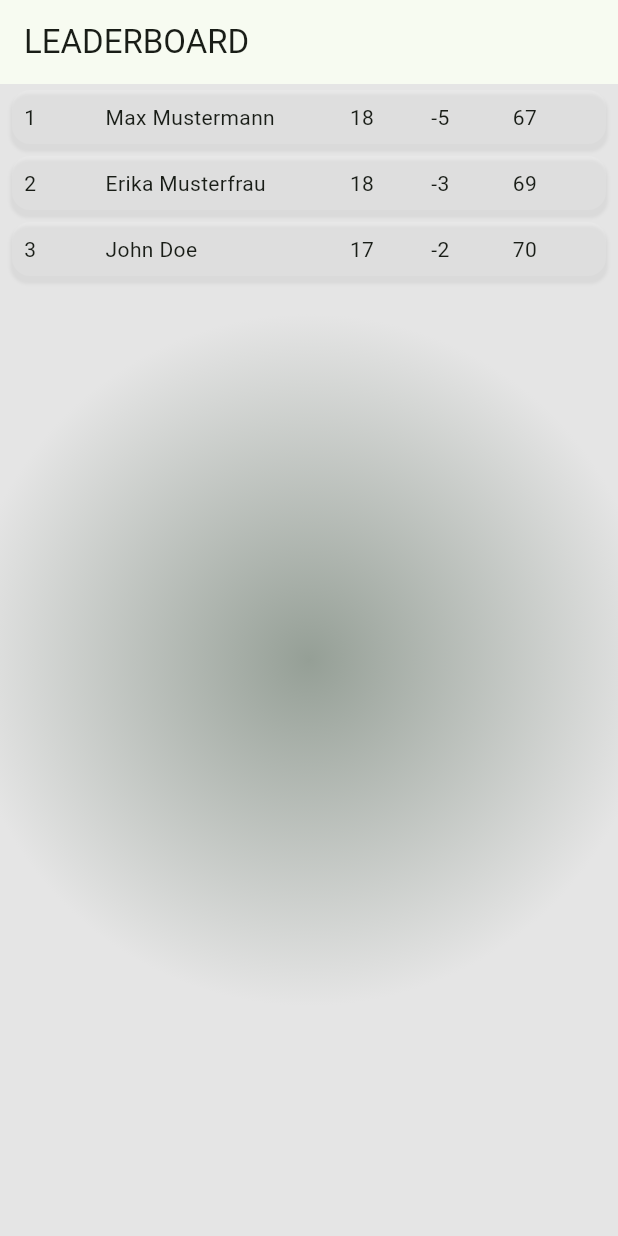
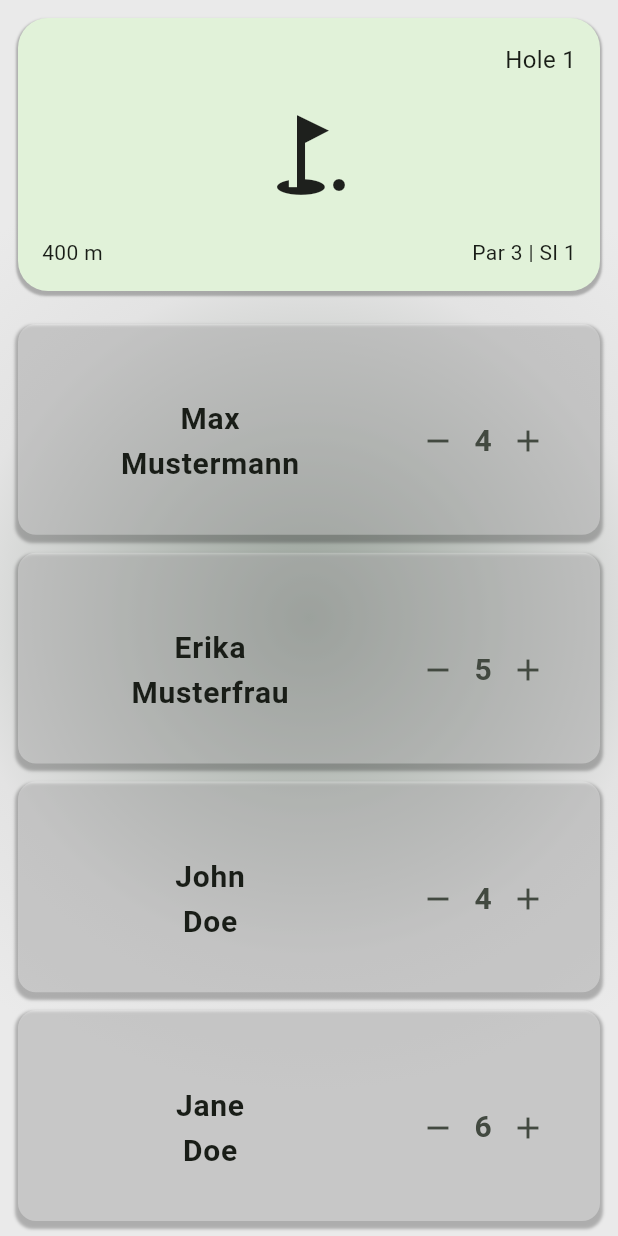
Before and after one commit to NicolasEmmel/livescoringfrontendv1, a Flutter app: the screen it shows after launch, on a phone screen of 412 x 824 dp. Run offline on Flutter 3.47's test engine with Material 3 defaults, Android fonts, the phone set to English and light mode, and no system bars.

Commit message:
ui chnages

```diff
--- a/lib/leaderboard.dart
+++ b/lib/leaderboard.dart
@@ -62,8 +62,8 @@ class LeaderboardPage extends StatelessWidget {
                     boxShadow: [
                       BoxShadow(
                         color: Color.fromRGBO(0, 0, 0, 0.05),
-                        blurRadius: 1,
-                        spreadRadius: 1,
+                        blurRadius: 0,
+                        spreadRadius: 2,
                         offset: Offset(0, 4)
                         )
                       ]
--- a/lib/main.dart
+++ b/lib/main.dart
@@ -1,4 +1,5 @@
 import 'package:flutter/material.dart';
+import 'package:livescoringfrontendv1/scoring.dart';
 import 'leaderboard.dart';
 
 void main() {
@@ -16,7 +17,7 @@ class MyApp extends StatelessWidget {
         colorScheme: ColorScheme.fromSeed(seedColor: Colors.green),
         useMaterial3: true,
       ),
-      home: const LeaderboardPage(),
+      home: const ScoreManagementPage(),
     );
   }
 }
--- /dev/null
+++ b/lib/scoring.dart
@@ -0,0 +1,218 @@
+import 'package:flutter/material.dart';
+
+class ScoreManagementPage extends StatefulWidget {
+  const ScoreManagementPage({super.key});
+
+  @override
+  State<ScoreManagementPage> createState() => _ScoreManagementPageState();
+}
+
+class _ScoreManagementPageState extends State<ScoreManagementPage> {
+  final int totalHoles = 18;
+  int currentHoleIndex = 0;
+
+  final List<Map<String, dynamic>> players = [
+    {'name': 'Max Mustermann', 'score': 4},
+    {'name': 'Erika Musterfrau', 'score': 5},
+    {'name': 'John Doe', 'score': 4},
+    {'name': 'Jane Doe', 'score': 6},
+  ];
+
+  final List<Map<String, dynamic>> holes = List.generate(
+    18,
+    (index) => {
+      'hole': index + 1,
+      'length': 400 + index * 5,
+      'par': (index % 3) + 3,
+      'strokeIndex': (index % 18) + 1,
+    },
+  );
+
+  void updateScore(int playerIndex, int delta) {
+    setState(() {
+      players[playerIndex]['score'] = (players[playerIndex]['score'] + delta)
+          .clamp(1, 12);
+    });
+  }
+
+  void sendScoresToBackend(int holeIndex) {
+    print('Sending scores for hole ${holeIndex + 1}');
+    for (var player in players) {
+      print('${player['name']} scored ${player['score']}');
+    }
+  }
+
+  @override
+  Widget build(BuildContext context) {
+    final screenHeight = MediaQuery.of(context).size.height;
+
+    return Scaffold(
+      body: Container(
+        decoration: const BoxDecoration(
+          gradient: RadialGradient(
+            colors: [
+              Color(0xFF959F96),
+              Color.fromARGB(255, 227, 227, 227),
+              Color.fromARGB(255, 234, 234, 234),
+            ],
+            stops: [0.0, 0.7, 1.0],
+            radius: 0.8,
+          ),
+        ),
+        child: PageView.builder(
+          itemCount: totalHoles,
+          controller: PageController(initialPage: currentHoleIndex),
+          onPageChanged: (index) {
+            sendScoresToBackend(currentHoleIndex);
+            setState(() => currentHoleIndex = index);
+          },
+          itemBuilder: (context, index) {
+            final hole = holes[index];
+
+            return SafeArea(
+              child: Column(
+                children: [
+                  SizedBox(
+                    height: screenHeight / 4,
+                    child: Padding(
+                      padding: const EdgeInsets.all(12.0),
+                      child: Container(
+                        width: double.infinity,
+                        padding: const EdgeInsets.all(16),
+                        decoration: BoxDecoration(
+                          color: const Color(0xFFE1F2D9),
+                          borderRadius: BorderRadius.circular(20),
+                          boxShadow: const [
+                            BoxShadow(
+                              color: Colors.black26,
+                              blurRadius: 0.5,
+                              spreadRadius: 1,
+                              offset: Offset(0, 2),
+                            ),
+                          ],
+                        ),
+                        child: Stack(
+                          children: [
+                            Positioned(
+                              top: 0,
+                              right: 0,
+                              child: Text(
+                                'Hole ${hole['hole']}',
+                                style: const TextStyle(fontSize: 16),
+                              ),
+                            ),
+                            Positioned(
+                              bottom: 0,
+                              left: 0,
+                              child: Text('${hole['length']} m'),
+                            ),
+                            Positioned(
+                              bottom: 0,
+                              right: 0,
+                              child: Text(
+                                'Par ${hole['par']} | SI ${hole['strokeIndex']}',
+                              ),
+                            ),
+                            const Center(
+                              child: Icon(Icons.golf_course, size: 64),
+                            ),
+                          ],
+                        ),
+                      ),
+                    ),
+                  ),
+                  Expanded(
+                    child: Padding(
+                      padding: const EdgeInsets.symmetric(
+                        horizontal: 12,
+                        vertical: 4,
+                      ),
+                      child: Column(
+                        children: players.asMap().entries.map((entry) {
+                          final i = entry.key;
+                          final player = entry.value;
+
+                          return Expanded(
+                            child: Padding(
+                              padding: const EdgeInsets.symmetric(vertical: 6),
+                              child: Container(
+                                decoration: BoxDecoration(
+                                  color: const Color.fromARGB(
+                                    80,
+                                    255,
+                                    255,
+                                    255,
+                                  ),
+                                  borderRadius: BorderRadius.circular(12),
+                                  boxShadow: const [
+                                    BoxShadow(
+                                      color: Colors.black26,
+                                      blurRadius: 1,
+                                      spreadRadius: 2,
+                                      offset: Offset(0, 3),
+                                    ),
+                                  ],
+                                ),
+                                child: ListTile(
+                                  title: Center(
+                                    child: Column(
+                                      mainAxisSize: MainAxisSize.min,
+                                      children: [
+                                        Text(
+                                          player['name'].split(
+                                            ' ',
+                                          )[0], // First name
+                                          style: const TextStyle(
+                                            fontSize: 20,
+                                            fontWeight: FontWeight.bold,
+                                          ),
+                                        ),
+                                        Text(
+                                          player['name'].split(
+                                            ' ',
+                                          )[1], // Last name
+                                          style: const TextStyle(
+                                            fontSize: 20,
+                                            fontWeight: FontWeight.bold,
+                                          ),
+                                        ),
+                                      ],
+                                    ),
+                                  ),
+                                  trailing: Row(
+                                    mainAxisSize: MainAxisSize.min,
+                                    children: [
+                                      IconButton(
+                                        icon: const Icon(Icons.remove),
+                                        onPressed: () => updateScore(i, -1),
+                                      ),
+                                      Text(
+                                        '${player['score']}',
+                                        style: const TextStyle(
+                                          fontSize: 20,
+                                          fontWeight: FontWeight.bold,
+                                        ),
+                                      ),
+                                      IconButton(
+                                        icon: const Icon(Icons.add),
+                                        onPressed: () => updateScore(i, 1),
+                                      ),
+                                    ],
+                                  ),
+                                ),
+                              ),
+                            ),
+                          );
+                        }).toList(),
+                      ),
+                    ),
+                  ),
+                ],
+              ),
+            );
+          },
+        ),
+      ),
+    );
+  }
+}
```
